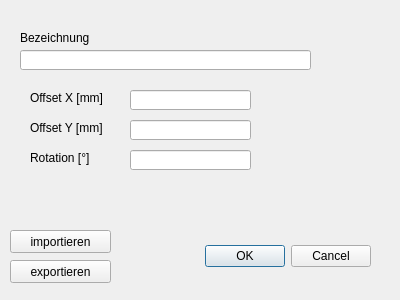
First picture: the form in QT_Prozess.ui, repository hidbefra/PlotterWizard, before the edit.
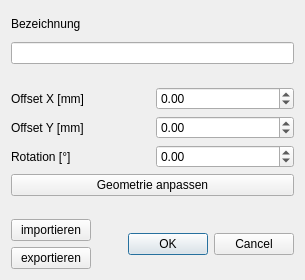
Second picture: the form after the edit.

Commit message: offset is now posible

```diff
--- a/QT_Prozess.ui
+++ b/QT_Prozess.ui
@@ -6,153 +6,179 @@
    <rect>
     <x>0</x>
     <y>0</y>
-    <width>400</width>
-    <height>300</height>
+    <width>305</width>
+    <height>280</height>
    </rect>
   </property>
+  <property name="sizePolicy">
+   <sizepolicy hsizetype="Minimum" vsizetype="Minimum">
+    <horstretch>0</horstretch>
+    <verstretch>0</verstretch>
+   </sizepolicy>
+  </property>
   <property name="windowTitle">
    <string>Prozuess</string>
   </property>
-  <widget class="QDialogButtonBox" name="buttonBox">
-   <property name="geometry">
-    <rect>
-     <x>30</x>
-     <y>240</y>
-     <width>341</width>
-     <height>32</height>
-    </rect>
-   </property>
-   <property name="orientation">
-    <enum>Qt::Horizontal</enum>
-   </property>
-   <property name="standardButtons">
-    <set>QDialogButtonBox::Cancel|QDialogButtonBox::Ok</set>
-   </property>
-  </widget>
-  <widget class="QLineEdit" name="lineEdit_bezeichung">
-   <property name="geometry">
-    <rect>
-     <x>20</x>
-     <y>50</y>
-     <width>291</width>
-     <height>20</height>
-    </rect>
-   </property>
-  </widget>
-  <widget class="QLabel" name="label_2">
-   <property name="geometry">
-    <rect>
-     <x>20</x>
-     <y>30</y>
-     <width>71</width>
-     <height>16</height>
-    </rect>
-   </property>
-   <property name="text">
-    <string>Bezeichnung</string>
-   </property>
-  </widget>
-  <widget class="QLineEdit" name="lineEdit_Rotation">
-   <property name="geometry">
-    <rect>
-     <x>130</x>
-     <y>150</y>
-     <width>121</width>
-     <height>20</height>
-    </rect>
-   </property>
-   <property name="text">
-    <string/>
-   </property>
-  </widget>
-  <widget class="QLineEdit" name="lineEdit_offset_X">
-   <property name="geometry">
-    <rect>
-     <x>130</x>
-     <y>90</y>
-     <width>121</width>
-     <height>20</height>
-    </rect>
-   </property>
-  </widget>
-  <widget class="QLineEdit" name="lineEdit_offset_Y">
-   <property name="geometry">
-    <rect>
-     <x>130</x>
-     <y>120</y>
-     <width>121</width>
-     <height>20</height>
-    </rect>
-   </property>
-   <property name="text">
-    <string/>
-   </property>
-  </widget>
-  <widget class="QLabel" name="label_3">
-   <property name="geometry">
-    <rect>
-     <x>30</x>
-     <y>90</y>
-     <width>91</width>
-     <height>16</height>
-    </rect>
-   </property>
-   <property name="text">
-    <string>Offset X [mm]</string>
-   </property>
-  </widget>
-  <widget class="QLabel" name="label_4">
-   <property name="geometry">
-    <rect>
-     <x>30</x>
-     <y>120</y>
-     <width>91</width>
-     <height>16</height>
-    </rect>
-   </property>
-   <property name="text">
-    <string>Offset Y [mm]</string>
-   </property>
-  </widget>
-  <widget class="QLabel" name="label_6">
-   <property name="geometry">
-    <rect>
-     <x>30</x>
-     <y>150</y>
-     <width>91</width>
-     <height>16</height>
-    </rect>
-   </property>
-   <property name="text">
-    <string>Rotation [°]</string>
-   </property>
-  </widget>
-  <widget class="QPushButton" name="pushButton_exportieren">
-   <property name="geometry">
-    <rect>
-     <x>10</x>
-     <y>260</y>
-     <width>101</width>
-     <height>23</height>
-    </rect>
-   </property>
-   <property name="text">
-    <string>exportieren</string>
-   </property>
-  </widget>
-  <widget class="QPushButton" name="pushButton_Laden">
-   <property name="geometry">
-    <rect>
-     <x>10</x>
-     <y>230</y>
-     <width>101</width>
-     <height>23</height>
-    </rect>
-   </property>
-   <property name="text">
-    <string>importieren</string>
-   </property>
-  </widget>
+  <layout class="QVBoxLayout" name="verticalLayout_2">
+   <item>
+    <widget class="QLabel" name="label_2">
+     <property name="text">
+      <string>Bezeichnung</string>
+     </property>
+    </widget>
+   </item>
+   <item>
+    <widget class="QLineEdit" name="lineEdit_bezeichung"/>
+   </item>
+   <item>
+    <spacer name="verticalSpacer_3">
+     <property name="orientation">
+      <enum>Qt::Vertical</enum>
+     </property>
+     <property name="sizeType">
+      <enum>QSizePolicy::Fixed</enum>
+     </property>
+     <property name="sizeHint" stdset="0">
+      <size>
+       <width>20</width>
+       <height>17</height>
+      </size>
+     </property>
+    </spacer>
+   </item>
+   <item>
+    <layout class="QGridLayout" name="gridLayout">
+     <item row="0" column="0">
+      <widget class="QLabel" name="label_3">
+       <property name="text">
+        <string>Offset X [mm]</string>
+       </property>
+      </widget>
+     </item>
+     <item row="1" column="0">
+      <widget class="QLabel" name="label_4">
+       <property name="text">
+        <string>Offset Y [mm]</string>
+       </property>
+      </widget>
+     </item>
+     <item row="2" column="0">
+      <widget class="QLabel" name="label_6">
+       <property name="text">
+        <string>Rotation [°]</string>
+       </property>
+      </widget>
+     </item>
+     <item row="3" column="0" colspan="2">
+      <widget class="QPushButton" name="pushButton_Geometrie_anpassen">
+       <property name="text">
+        <string>Geometrie anpassen</string>
+       </property>
+      </widget>
+     </item>
+     <item row="0" column="1">
+      <widget class="QDoubleSpinBox" name="doubleSpinBox_offset_x">
+       <property name="minimum">
+        <double>-100000.000000000000000</double>
+       </property>
+       <property name="maximum">
+        <double>100000.000000000000000</double>
+       </property>
+       <property name="singleStep">
+        <double>0.100000000000000</double>
+       </property>
+      </widget>
+     </item>
+     <item row="1" column="1">
+      <widget class="QDoubleSpinBox" name="doubleSpinBox_offset_y">
+       <property name="minimum">
+        <double>-100000.000000000000000</double>
+       </property>
+       <property name="maximum">
+        <double>100000.000000000000000</double>
+       </property>
+       <property name="singleStep">
+        <double>0.100000000000000</double>
+       </property>
+      </widget>
+     </item>
+     <item row="2" column="1">
+      <widget class="QDoubleSpinBox" name="doubleSpinBox_offset_phi">
+       <property name="minimum">
+        <double>-100000.000000000000000</double>
+       </property>
+       <property name="maximum">
+        <double>100000.000000000000000</double>
+       </property>
+       <property name="singleStep">
+        <double>0.100000000000000</double>
+       </property>
+      </widget>
+     </item>
+    </layout>
+   </item>
+   <item>
+    <spacer name="verticalSpacer_2">
+     <property name="orientation">
+      <enum>Qt::Vertical</enum>
+     </property>
+     <property name="sizeType">
+      <enum>QSizePolicy::Fixed</enum>
+     </property>
+     <property name="sizeHint" stdset="0">
+      <size>
+       <width>20</width>
+       <height>17</height>
+      </size>
+     </property>
+    </spacer>
+   </item>
+   <item>
+    <layout class="QHBoxLayout" name="horizontalLayout">
+     <item>
+      <layout class="QVBoxLayout" name="verticalLayout">
+       <item>
+        <widget class="QPushButton" name="pushButton_Laden">
+         <property name="text">
+          <string>importieren</string>
+         </property>
+        </widget>
+       </item>
+       <item>
+        <widget class="QPushButton" name="pushButton_exportieren">
+         <property name="text">
+          <string>exportieren</string>
+         </property>
+        </widget>
+       </item>
+      </layout>
+     </item>
+     <item>
+      <spacer name="horizontalSpacer">
+       <property name="orientation">
+        <enum>Qt::Horizontal</enum>
+       </property>
+       <property name="sizeHint" stdset="0">
+        <size>
+         <width>40</width>
+         <height>20</height>
+        </size>
+       </property>
+      </spacer>
+     </item>
+     <item>
+      <widget class="QDialogButtonBox" name="buttonBox">
+       <property name="orientation">
+        <enum>Qt::Horizontal</enum>
+       </property>
+       <property name="standardButtons">
+        <set>QDialogButtonBox::Cancel|QDialogButtonBox::Ok</set>
+       </property>
+      </widget>
+     </item>
+    </layout>
+   </item>
+  </layout>
  </widget>
  <resources/>
  <connections>
```
The commit also changes 35 other files.
